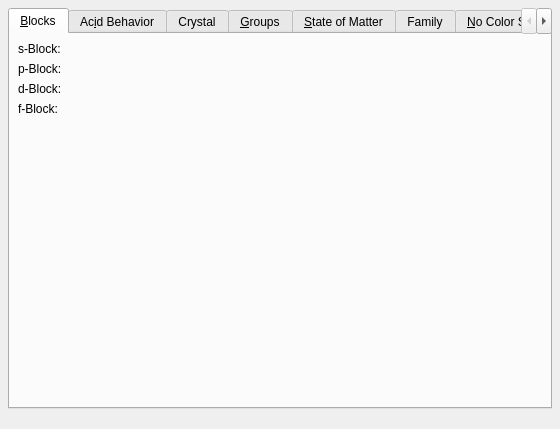
The window that src/settings_colors.ui (KDE/kalzium) describes before a commit, drawn with Qt 5.
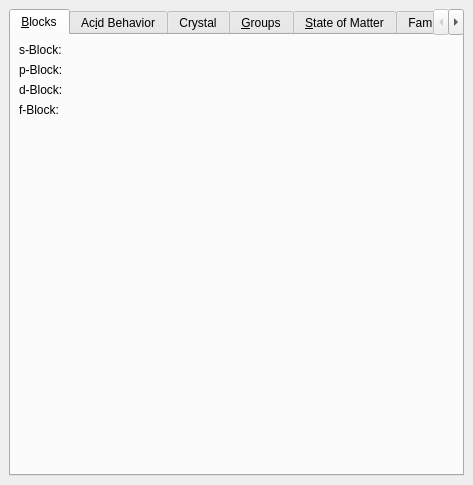
The same window after the commit. Custom widgets are drawn as their Qt base class.

```diff
--- a/src/settings_colors.ui
+++ b/src/settings_colors.ui
@@ -8,22 +8,22 @@
    <rect>
     <x>0</x>
     <y>0</y>
-    <width>560</width>
-    <height>429</height>
+    <width>473</width>
+    <height>485</height>
    </rect>
   </property>
   <property name="windowTitle" >
    <string>Set Colors</string>
   </property>
+  <layout class="QVBoxLayout" >
+   <property name="margin" >
+    <number>9</number>
+   </property>
+   <property name="spacing" >
+    <number>6</number>
+   </property>
+   <item>
   <widget class="QTabWidget" name="dfgdfg" >
-   <property name="geometry" >
-    <rect>
-     <x>8</x>
-     <y>8</y>
-     <width>544</width>
-     <height>401</height>
-    </rect>
-   </property>
    <widget class="QWidget" name="tabBlocks" >
     <attribute name="title" >
      <string>&amp;Blocks</string>
@@ -1037,6 +1037,8 @@
     </layout>
    </widget>
   </widget>
+   </item>
+  </layout>
  </widget>
  <layoutdefault spacing="6" margin="11" />
  <pixmapfunction>qPixmapFromMimeSource</pixmapfunction>
```
Lines whose indentation alone changed are shown as unchanged.
